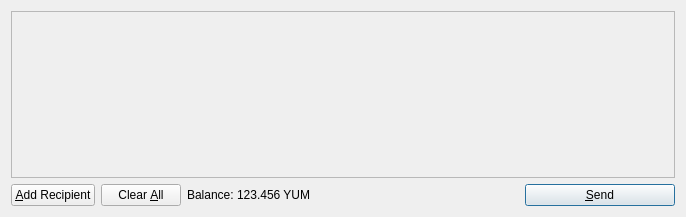
Old version of the form src/qt/forms/sendcoinsdialog.ui in the repository MrBaconBit/BaconBits.
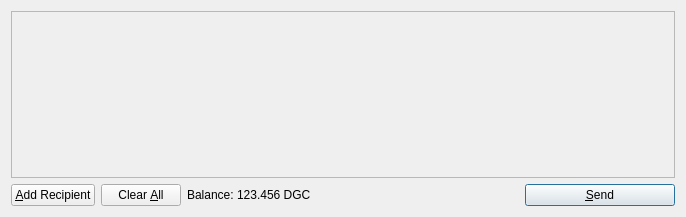
New version of the form. Icons and pictures are not drawn.

Diff of the .ui file:
```diff
--- a/src/qt/forms/sendcoinsdialog.ui
+++ b/src/qt/forms/sendcoinsdialog.ui
@@ -119,7 +119,7 @@
           <cursorShape>IBeamCursor</cursorShape>
          </property>
          <property name="text">
-          <string>123.456 YUM</string>
+          <string>123.456 DGC</string>
          </property>
          <property name="textInteractionFlags">
           <set>Qt::LinksAccessibleByMouse|Qt::TextSelectableByKeyboard|Qt::TextSelectableByMouse</set>
```
